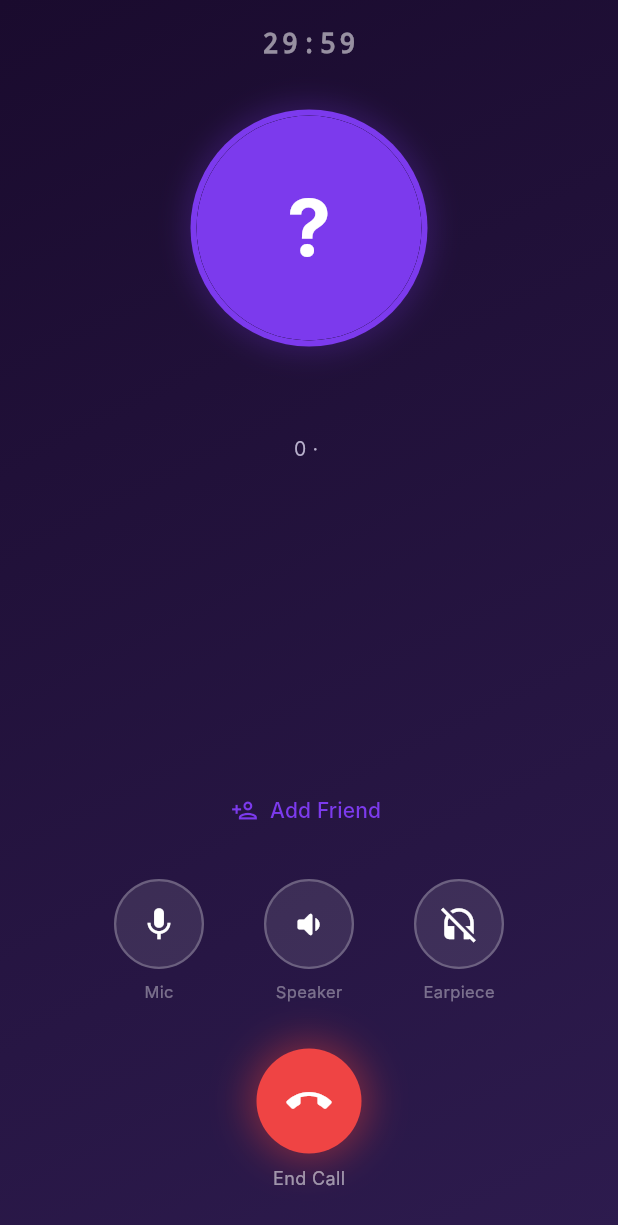
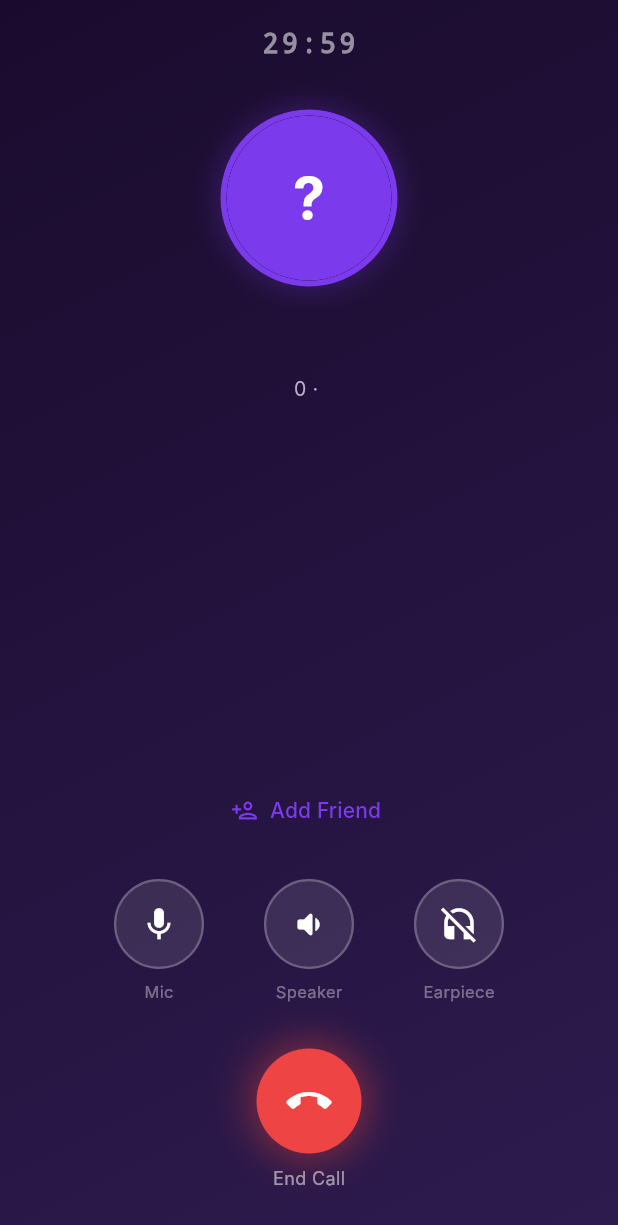
Before and after one commit to Vijayvsnv/tark-peer, a Flutter app: the CallScreen screen opened directly with empty values, on a phone screen of 412 x 824 dp. Shown: the top 1225 px of the screen. Run offline on Flutter 3.47's test engine with Material 3 defaults, Android fonts, the phone set to English and light mode, and no system bars; our stand-ins replace cached_network_image, flutter_dotenv, go_router, permission_handler, supabase_flutter; missing offline and left inert: agora_rtc_engine, flutter_foreground_task; accounts and stored records are empty; Roboto replaces fonts that are missing (Inter); statements that could not run were skipped.

Commit message:
reduce partner avatar size on call screen

```diff
--- a/flutter_app/lib/screens/call/call_screen.dart
+++ b/flutter_app/lib/screens/call/call_screen.dart
@@ -442,27 +442,27 @@ class _CallScreenState extends State<CallScreen> with TickerProviderStateMixin {
             children: [
               AnimatedContainer(
                 duration: const Duration(milliseconds: 300),
-                width: _partnerSpeaking ? 176 : 164,
-                height: _partnerSpeaking ? 176 : 164,
+                width: _partnerSpeaking ? 136 : 124,
+                height: _partnerSpeaking ? 136 : 124,
                 decoration: BoxDecoration(
                   shape: BoxShape.circle,
                   boxShadow: [
                     BoxShadow(
                       color: kPrimary.withOpacity(_partnerSpeaking ? 0.55 : 0.2),
-                      blurRadius: _partnerSpeaking ? 32 : 14,
-                      spreadRadius: _partnerSpeaking ? 6 : 2,
+                      blurRadius: _partnerSpeaking ? 28 : 12,
+                      spreadRadius: _partnerSpeaking ? 5 : 2,
                     ),
                   ],
                 ),
               ),
               Container(
-                width: 158,
-                height: 158,
+                width: 118,
+                height: 118,
                 decoration: BoxDecoration(shape: BoxShape.circle, color: kPrimary),
               ),
               Container(
-                width: 150,
-                height: 150,
+                width: 110,
+                height: 110,
                 decoration: const BoxDecoration(
                   shape: BoxShape.circle,
                   color: Color(0xFF1A0B2E),
@@ -471,7 +471,7 @@ class _CallScreenState extends State<CallScreen> with TickerProviderStateMixin {
                   child: UserAvatar(
                     name: partner.name,
                     imageUrl: partner.avatarUrl,
-                    radius: 75,
+                    radius: 55,
                   ),
                 ),
               ),
```
